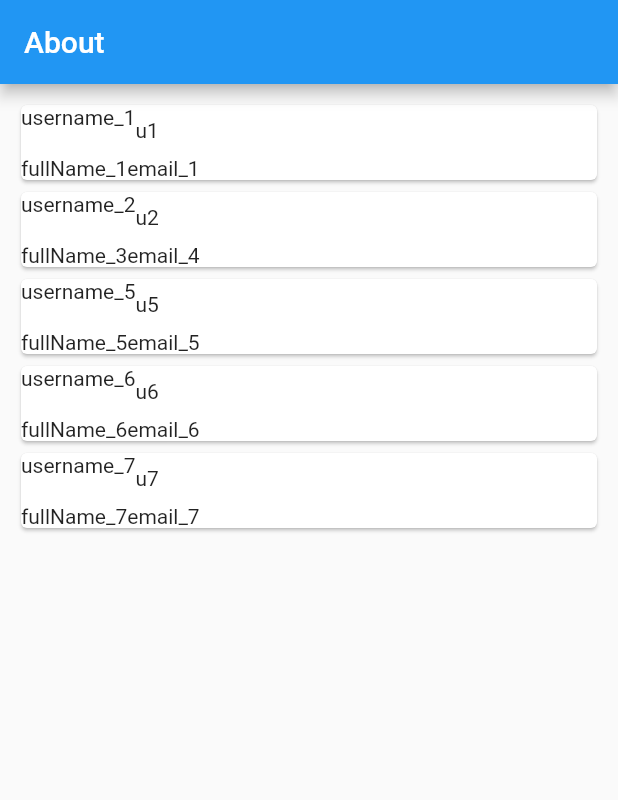
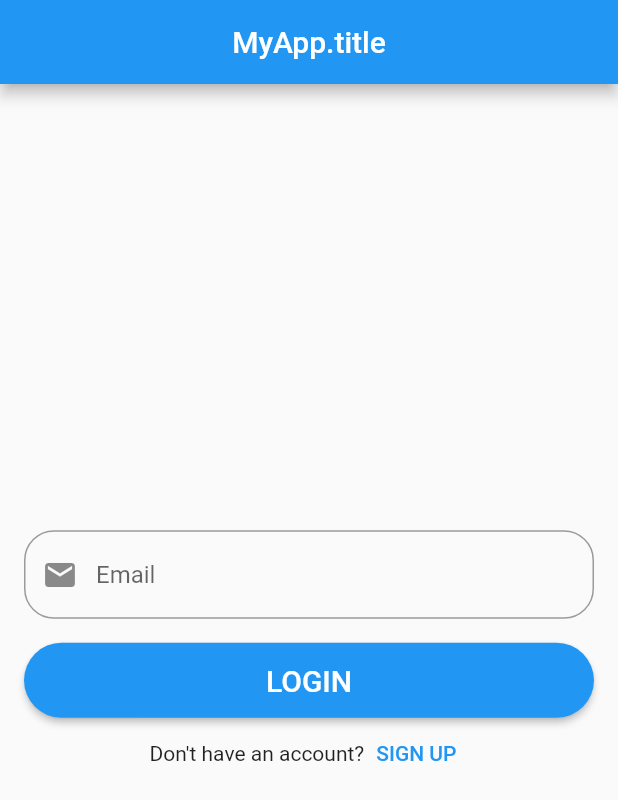
Before and after one commit to mahmudulhasan766/Shop_App_Flutter, a Flutter app: the screen it shows after launch, on a phone screen of 412 x 824 dp. Shown: the top 800 px of the screen. Run offline on Flutter 3.47's test engine with Material 2 defaults, Android fonts, the phone set to English and light mode, and no system bars; our stand-ins replace email_validator.

Commit message:
email validation

```diff
--- /dev/null
+++ b/lib/Auth/Widget/Login.dart
@@ -0,0 +1,72 @@
+import 'package:flutter/material.dart';
+
+import 'button_widget.dart';
+import 'email_field_widget.dart';
+
+class LogIn extends StatefulWidget {
+  @override
+  _LogInState createState() => _LogInState();
+}
+
+class _LogInState extends State<LogIn> {
+  final formKey = GlobalKey<FormState>();
+  final emailController = TextEditingController();
+
+  @override
+  void dispose() {
+    emailController.dispose();
+    super.dispose();
+  }
+
+  @override
+  Widget build(BuildContext context) => Scaffold(
+        appBar: AppBar(
+          title: Text("MyApp.title"),
+          centerTitle: true,
+        ),
+        body: Center(
+          child: Form(
+            key: formKey,
+            child: SingleChildScrollView(
+              padding: EdgeInsets.all(16),
+              child: Column(
+                children: [
+                  EmailFieldWidget(controller: emailController),
+                  const SizedBox(height: 16),
+                  buildButton(),
+                  buildNoAccount(),
+                ],
+              ),
+            ),
+          ),
+        ),
+      );
+
+  Widget buildButton() => ButtonWidget(
+        text: 'LOGIN',
+        onClicked: () {
+          final form = formKey.currentState;
+
+          if (form.validate()) {
+            final email = emailController.text;
+
+            // ScaffoldMessenger.of(context)
+            //   ..removeCurrentSnackBar()
+            //   ..showSnackBar(SnackBar(
+            //     content: Text('Your email is $email'),
+            //   ));
+          }
+        },
+      );
+
+  Widget buildNoAccount() => Row(
+        mainAxisAlignment: MainAxisAlignment.center,
+        children: [
+          Text('Don\'t have an account?'),
+          TextButton(
+            child: Text('SIGN UP'),
+            onPressed: () {},
+          ),
+        ],
+      );
+}
--- /dev/null
+++ b/lib/Auth/Widget/button_widget.dart
@@ -0,0 +1,31 @@
+import 'package:flutter/material.dart';
+
+class ButtonWidget extends StatelessWidget {
+  final String text;
+  final VoidCallback onClicked;
+
+  ButtonWidget({
+    @required this.text,
+    @required this.onClicked,
+  });
+  // const ButtonWidget({
+  //   Key? key,
+  //   required this.text,
+  //   required this.onClicked,
+  // }) : super(key: key);
+
+  @override
+  Widget build(BuildContext context) => ElevatedButton(
+        style: ElevatedButton.styleFrom(
+          minimumSize: Size.fromHeight(50),
+          shape: StadiumBorder(),
+        ),
+        child: FittedBox(
+          child: Text(
+            text,
+            style: TextStyle(fontSize: 20, color: Colors.white),
+          ),
+        ),
+        onPressed: onClicked,
+      );
+}
--- /dev/null
+++ b/lib/Auth/Widget/email_field_widget.dart
@@ -0,0 +1,57 @@
+import 'package:email_validator/email_validator.dart';
+import 'package:flutter/material.dart';
+
+class EmailFieldWidget extends StatefulWidget {
+  final TextEditingController controller;
+
+  // EmailFieldWidget({
+  //   Key? key,
+  //   required this.controller,
+  // }) : super(key: key);
+
+  EmailFieldWidget({@required this.controller});
+
+  @override
+  _EmailFieldWidgetState createState() => _EmailFieldWidgetState();
+}
+
+class _EmailFieldWidgetState extends State<EmailFieldWidget> {
+  @override
+  void initState() {
+    super.initState();
+
+    widget.controller.addListener(onListen);
+  }
+
+  @override
+  void dispose() {
+    widget.controller.removeListener(onListen);
+
+    super.dispose();
+  }
+
+  void onListen() => setState(() {});
+
+  @override
+  Widget build(BuildContext context) => TextFormField(
+        controller: widget.controller,
+        decoration: InputDecoration(
+          hintText: 'Email',
+          border: OutlineInputBorder(
+            borderRadius: BorderRadius.circular(20),
+          ),
+          prefixIcon: Icon(Icons.mail),
+          suffixIcon: widget.controller.text.isEmpty
+              ? Container(width: 0)
+              : IconButton(
+                  icon: Icon(Icons.close),
+                  onPressed: () => widget.controller.clear(),
+                ),
+        ),
+        keyboardType: TextInputType.emailAddress,
+        autofillHints: [AutofillHints.email],
+        validator: (email) => email != null && !EmailValidator.validate(email)
+            ? 'Enter a valid email'
+            : null,
+      );
+}
--- a/lib/main.dart
+++ b/lib/main.dart
@@ -2,10 +2,18 @@ import 'package:flutter/material.dart';
 import 'package:provider/provider.dart';
 import 'package:shop_app/about_page.dart';
 import 'package:shop_app/homa_page.dart';
+import 'Auth/Widget/Login.dart';
 import 'file:///C:/Users/HaSaN/AndroidStudioProjects/shop_app/lib/about_consumer.dart';
 import 'package:shop_app/state/globalState.dart';
+import 'package:flutter/services.dart';
 
-void main() {
+void main() async {
+  WidgetsFlutterBinding.ensureInitialized();
+  await SystemChrome.setPreferredOrientations([
+    DeviceOrientation.portraitUp,
+    DeviceOrientation.portraitDown,
+  ]);
+
   runApp(MyApp());
 }
 
@@ -16,7 +24,7 @@ class MyApp extends StatelessWidget {
       create: (ctx) => GlobalState(),
       child: MaterialApp(
         debugShowCheckedModeBanner: false,
-        home: AboutScreen(),
+        home: LogIn(),
       ),
     );
   }
--- a/pubspec.yaml
+++ b/pubspec.yaml
@@ -24,6 +24,7 @@ dependencies:
   flutter:
     sdk: flutter
   provider: ^4.3.2+3
+  email_validator:
 
 
   # The following adds the Cupertino Icons font to your application.
```
Also changed, not shown: pubspec.lock.
